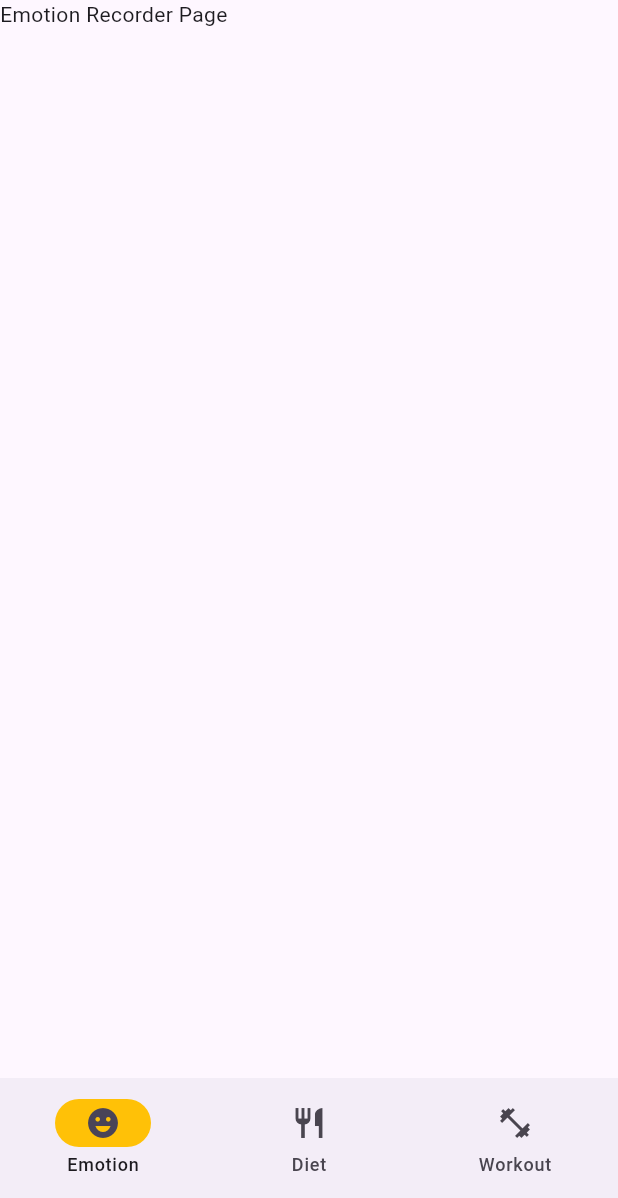
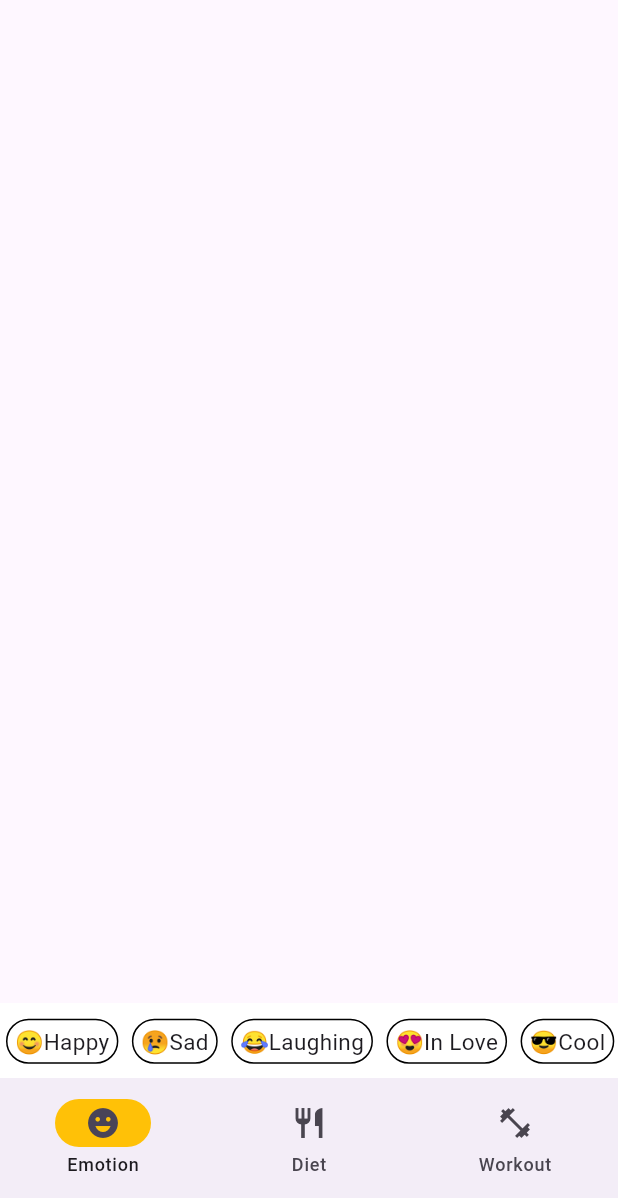
Before and after one commit to kapish-patel/Programming-at-SeattleU, a Flutter app: the screen it shows after launch, on a phone screen of 412 x 824 dp, the part 38-1236 px from its top. Run offline on Flutter 3.47's test engine with Material 3 defaults, Android fonts, the phone set to English and light mode, and no system bars.

Commit message:
new files for homework2

```diff
--- /dev/null
+++ b/CPSC-5250 Mobile Software Development/Homework1/healthapp/lib/custom_emotion_card.dart
@@ -0,0 +1,26 @@
+import 'package:flutter/material.dart';
+
+class CustomEmotionCard extends StatelessWidget{
+  final String emoji;
+  final String data;
+  const CustomEmotionCard({Key? key, required this.emoji, required this.data}) : super(key: key);
+
+  @override
+  Widget build(BuildContext context){
+    return Container(
+      decoration: BoxDecoration(
+        color: Colors.white,
+        borderRadius: BorderRadius.circular(20.0),
+        border: Border.all(color: const Color.fromARGB(255, 0, 0, 0), width: 1.0)
+      ),
+      padding: const EdgeInsets.fromLTRB(5.0, 0.0, 5.0, 0),
+      margin: const EdgeInsets.fromLTRB(4.0, 8.0, 5.0, 7.0),
+      child: Row(
+        children: [
+          Text(emoji, style: const TextStyle(fontSize: 15.0)),
+          Text(data, style: const TextStyle(fontSize: 15.0)),
+        ],
+      ),
+    );
+  }
+}
--- a/CPSC-5250 Mobile Software Development/Homework1/healthapp/lib/data_classes/emotion_recorder_event.dart
+++ b/CPSC-5250 Mobile Software Development/Homework1/healthapp/lib/data_classes/emotion_recorder_event.dart
@@ -3,6 +3,5 @@ class EmotionRecorderEvent {
   String emotionName;
   DateTime dateTime;
 
-
   EmotionRecorderEvent(this.emoji, this.emotionName, this.dateTime);
 }
--- /dev/null
+++ b/CPSC-5250 Mobile Software Development/Homework1/healthapp/lib/emotion_history.dart
@@ -0,0 +1,49 @@
+import 'package:flutter/material.dart';
+import 'package:healthapp/data_classes/emotion_recorder_event.dart';
+
+class EmotionHistory extends StatefulWidget{
+  final List<EmotionRecorderEvent> emotionRecorderEventsHistory;
+
+  const EmotionHistory({Key? key, required this.emotionRecorderEventsHistory }) : super(key: key);
+
+  @override
+  State<EmotionHistory> createState() => _EmotionHistoryState();
+}
+
+class _EmotionHistoryState extends State<EmotionHistory> {
+
+  final ScrollController _scrollController = ScrollController();
+
+  List<EmotionRecorderEvent> emotionRecorderEventsHistory = [];
+
+  @override
+  void initState() {
+    super.initState();
+    emotionRecorderEventsHistory = widget.emotionRecorderEventsHistory;
+
+    if(_scrollController.hasClients){
+      final position = _scrollController.position.minScrollExtent;
+      _scrollController.jumpTo(position);
+    }
+  }
+
+// start working here for auto scrolling and adding new items to the list
+  @override
+  Widget build(BuildContext context){
+    return Container(
+      height: 300.0,
+      child: ListView.builder(
+        controller: _scrollController,
+        reverse: true,
+        itemCount: emotionRecorderEventsHistory.length,
+        itemBuilder: (context, index) {
+          return ListTile(
+            leading: Text(emotionRecorderEventsHistory[index].emoji),
+            title: Text(emotionRecorderEventsHistory[index].emotionName),
+            subtitle: Text(emotionRecorderEventsHistory[index].dateTime.toString()),
+          );
+        },
+      )
+    );
+  }
+}
--- a/CPSC-5250 Mobile Software Development/Homework1/healthapp/lib/emotion_recorder_page.dart
+++ b/CPSC-5250 Mobile Software Development/Homework1/healthapp/lib/emotion_recorder_page.dart
@@ -1,4 +1,7 @@
 import 'package:flutter/material.dart';
+import 'package:healthapp/data_classes/emotion_recorder_event.dart';
+import 'package:healthapp/emotion_selector.dart';
+import 'package:healthapp/emotion_history.dart';
 
 class EmotionRecorderPage extends StatefulWidget {
   const EmotionRecorderPage({Key? key}) : super(key: key);
@@ -10,10 +13,32 @@ class EmotionRecorderPage extends StatefulWidget {
 
 class _EmotionRecorderPageState extends State<EmotionRecorderPage> {
 
+  final List<EmotionRecorderEvent> emotionRecorderEvents = [];
+
+  _addEmotion({required String emoji, required String data}) {
+    setState(() {
+      emotionRecorderEvents.add(EmotionRecorderEvent(emoji, data, DateTime.now()));
+    });
+  }
+
   @override
   Widget build(BuildContext context){
     return Container(
-      child: const Text('Emotion Recorder Page'),
+      child: Column(
+        children: [
+          Expanded(child: EmotionHistory(emotionRecorderEventsHistory: emotionRecorderEvents,)),
+          Align(
+            alignment: Alignment.bottomCenter,
+            child: Container(
+              height: 50.0,
+              color: Colors.white,
+              child: Center(
+                child: EmotionSelector(addEmotion: _addEmotion),
+              ),
+            ),
+          ),
+        ],
+      )
     );
   }
 }
--- /dev/null
+++ b/CPSC-5250 Mobile Software Development/Homework1/healthapp/lib/emotion_selector.dart
@@ -0,0 +1,54 @@
+import 'package:flutter/material.dart';
+import 'package:healthapp/custom_emotion_card.dart';
+
+class EmotionSelector extends StatelessWidget {
+  final void Function({required String emoji, required String data}) addEmotion;
+
+  //constructor
+  EmotionSelector({Key? key, required this.addEmotion}) : super(key: key);
+
+  final Map<String, String> emojiExpressions = {
+    "😊": "Happy",
+    "😢": "Sad",
+    "😂": "Laughing",
+    "😍": "In Love",
+    "😎": "Cool",
+    "😐": "Neutral",
+    "😡": "Angry",
+    "😴": "Sleepy",
+    "🥳": "Celebrating",
+    "🤔": "Thinking",
+    "😇": "Angel",
+    "😈": "Devilish",
+    "🤗": "Hugging",
+    "🤢": "Nauseated",
+    "🤐": "Zipped Lips",
+    "😪": "Sleepy Face",
+    "😳": "Blushing",
+    "🙄": "Face with Rolling Eyes",
+    "😷": "Face with Medical Mask",
+    "🥺": "Pleading Face",
+    "🤯": "Exploding Head",
+    "😸": "Grinning Cat Face",
+    "😱": "Surprised",
+    "🤩": "Starstruck",
+  };
+
+  @override
+  Widget build(BuildContext context){
+    return Container(
+      height: 45.0,
+      child:ListView(
+        scrollDirection: Axis.horizontal,
+        children: emojiExpressions.keys.map((String key) {
+          return GestureDetector(
+            onTap: () {
+              addEmotion(emoji: key, data: emojiExpressions[key]!);
+            },
+            child:CustomEmotionCard(emoji: key, data: emojiExpressions[key]!),
+          );
+        }).toList(),
+      ),
+    );
+  }
+}
--- a/CPSC-5250 Mobile Software Development/Homework1/healthapp/lib/old/emotion_recorder.dart
+++ b/CPSC-5250 Mobile Software Development/Homework1/healthapp/lib/old/emotion_recorder.dart
@@ -133,7 +133,6 @@ class EmotionListSectionState extends State<EmotionListSection> {
     "😡": ["Angry","1-1-1, 12:00:PM"],
     "😴": ["Sleepy","1-1-1, 12:00:PM"],
     "😈": ["Devilish","1-1-1, 12:00:PM"],
-
   } ;
 
   void addnewEmotion(String emoji, String emotion, String date) {
```
